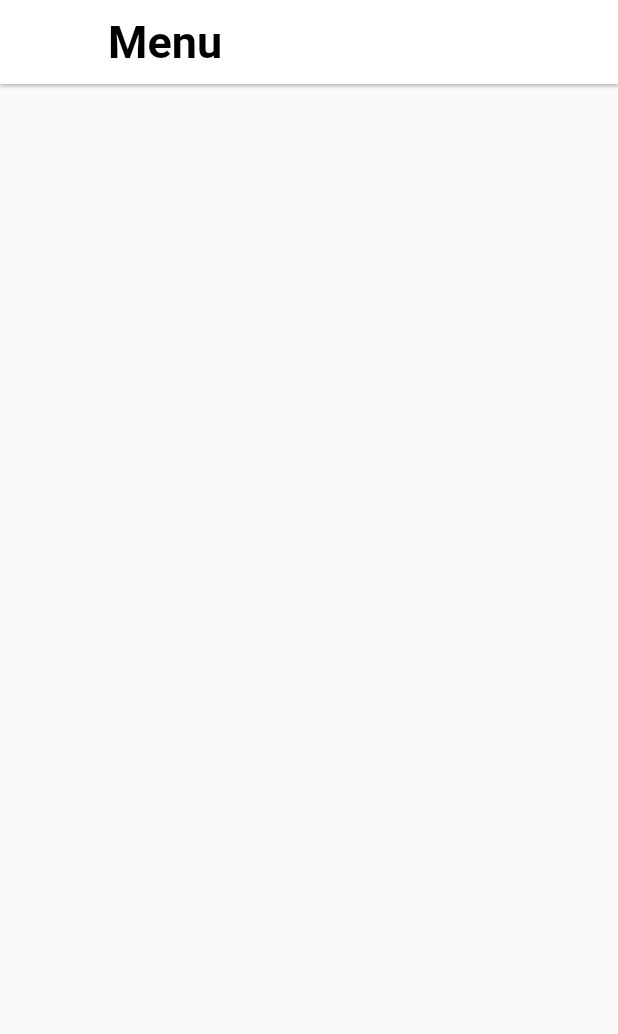
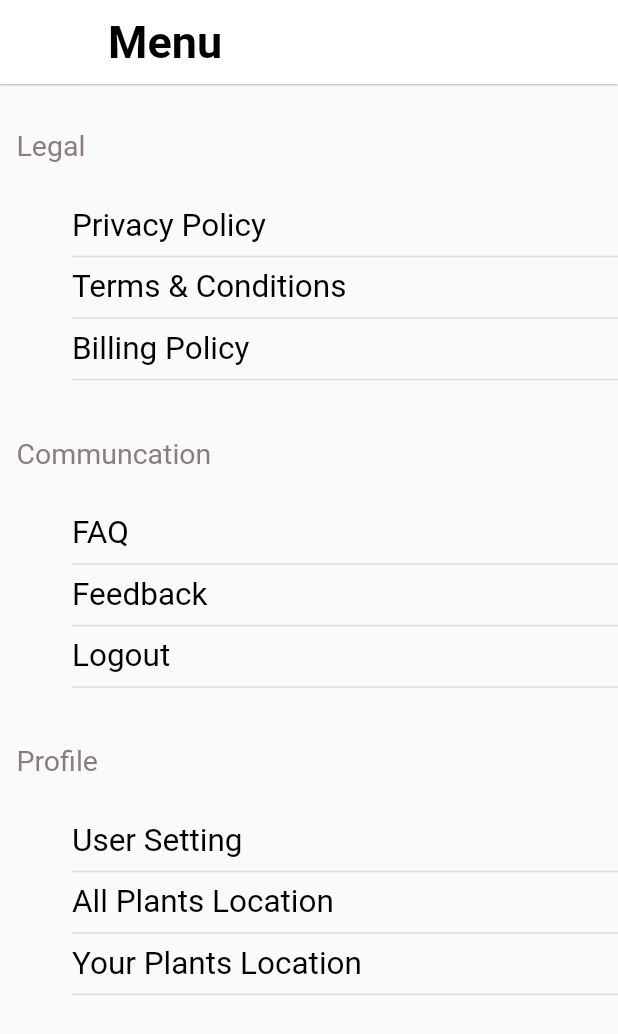
Before and after one commit to ahmedraza55592/plant_tree, a Flutter app: the Menu screen opened directly, on a phone screen of 412 x 824 dp. Shown: the top 1034 px of the screen. Run offline on Flutter 3.47's test engine with Material 2 defaults, Android fonts, the phone set to English and light mode, and no system bars; our stand-ins replace flutter_svg, google_fonts; project files that could hold a hidden picture were left out.

Commit message:
*authentication   - modified login.dart   - modified signup.dart
 *dashboard
  - modified menu.dart and created ui

 *Profile
  - added user_setting.dart file and created user profile

 *modules
  - modified index.dart file

```diff
--- a/lib/modules/authentication/signup.dart
+++ b/lib/modules/authentication/signup.dart
@@ -71,7 +71,7 @@ class _SignUpState extends State<SignUp> {
                     ButtonWidget(
                       buttonText: "Register",
                       onPressed: () {
-                        Navigator.pushNamed(context, '/homepage');
+                        Navigator.pushReplacementNamed(context, '/homepage');
                       },
                     ),
                     Padding(
--- a/lib/modules/dashboard/menu.dart
+++ b/lib/modules/dashboard/menu.dart
@@ -1,5 +1,6 @@
 import 'package:flutter/material.dart';
 import 'package:plant_tree/styles/index.dart';
+import 'package:plant_tree/widgets/index.dart';
 
 class Menu extends StatelessWidget {
   const Menu({Key? key}) : super(key: key);
@@ -13,7 +14,120 @@ class Menu extends StatelessWidget {
           style: TextStyles.primaryHeading,
         ),
         backgroundColor: AppColors.white,
-        elevation: 1.0,
+        elevation: 0.5,
+      ),
+      body: SingleChildScrollView(
+        child: Padding(
+          padding: const EdgeInsets.only(top: 30.0, left: 11.0),
+          child: Column(
+            crossAxisAlignment: CrossAxisAlignment.start,
+            children: [
+              Text(
+                "Legal",
+                style: TextStyles.body19,
+              ),
+              Padding(
+                padding:
+                    const EdgeInsets.only(left: 37.0, top: 30.0, bottom: 30.0),
+                child: Column(
+                  crossAxisAlignment: CrossAxisAlignment.start,
+                  children: [
+                    TextButtonWidget(
+                      text: "Privacy Policy",
+                      onPressed: () {},
+                    ),
+                    const Divider(
+                      thickness: 1.0,
+                    ),
+                    TextButtonWidget(
+                      text: "Terms & Conditions",
+                      onPressed: () {},
+                    ),
+                    const Divider(
+                      thickness: 1.0,
+                    ),
+                    TextButtonWidget(
+                      text: "Billing Policy",
+                      onPressed: () {},
+                    ),
+                    const Divider(
+                      thickness: 1.0,
+                    ),
+                  ],
+                ),
+              ),
+              Text(
+                "Communcation",
+                style: TextStyles.body19,
+              ),
+              Padding(
+                padding:
+                    const EdgeInsets.only(left: 37.0, top: 30.0, bottom: 30.0),
+                child: Column(
+                  crossAxisAlignment: CrossAxisAlignment.start,
+                  children: [
+                    TextButtonWidget(
+                      text: "FAQ",
+                      onPressed: () {},
+                    ),
+                    const Divider(
+                      thickness: 1.0,
+                    ),
+                    TextButtonWidget(
+                      text: "Feedback",
+                      onPressed: () {},
+                    ),
+                    const Divider(
+                      thickness: 1.0,
+                    ),
+                    TextButtonWidget(
+                      text: "Logout",
+                      onPressed: () =>
+                          Navigator.pushReplacementNamed(context, '/login'),
+                    ),
+                    const Divider(
+                      thickness: 1.0,
+                    ),
+                  ],
+                ),
+              ),
+              Text(
+                "Profile",
+                style: TextStyles.body19,
+              ),
+              Padding(
+                padding: const EdgeInsets.only(left: 37.0, top: 30.0),
+                child: Column(
+                  crossAxisAlignment: CrossAxisAlignment.start,
+                  children: [
+                    TextButtonWidget(
+                      text: "User Setting",
+                      onPressed: () => Navigator.pushReplacementNamed(
+                          context, '/userProfile'),
+                    ),
+                    const Divider(
+                      thickness: 1.0,
+                    ),
+                    TextButtonWidget(
+                      text: "All Plants Location",
+                      onPressed: () {},
+                    ),
+                    const Divider(
+                      thickness: 1.0,
+                    ),
+                    TextButtonWidget(
+                      text: "Your Plants Location",
+                      onPressed: () {},
+                    ),
+                    const Divider(
+                      thickness: 1.0,
+                    ),
+                  ],
+                ),
+              ),
+            ],
+          ),
+        ),
       ),
     );
   }
--- a/lib/modules/index.dart
+++ b/lib/modules/index.dart
@@ -9,3 +9,6 @@ export './authentication/login.dart';
 export './dashboard/homepage.dart';
 export './dashboard/add_plant.dart';
 export './dashboard/menu.dart';
+
+//Profile
+export './profile/user_setting.dart';
```
Also changed, not shown: lib/modules/authentication/login.dart (+35 -7 lines), lib/modules/profile/user_setting.dart (added, +177 -0 lines).
